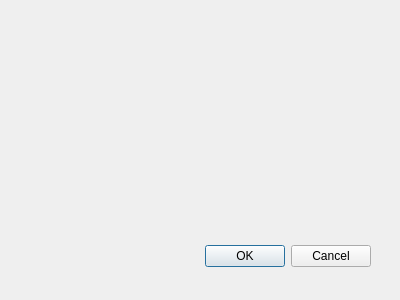
This is species_explorer_dialog_base.ui in kartoza/SpeciesExplorer as Qt 5 draws it before an edit. The edited form follows.
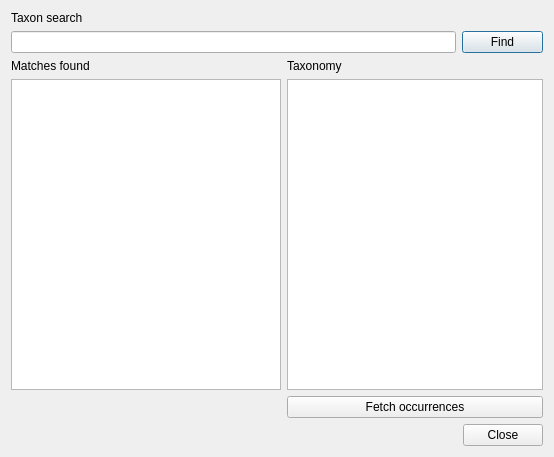
This is the edited form.

The edit to the form file:
```diff
--- a/species_explorer_dialog_base.ui
+++ b/species_explorer_dialog_base.ui
@@ -1,33 +1,86 @@
 <ui version="4.0" >
  <class>SpeciesExplorerDialogBase</class>
- <widget class="QDialog" name="SpeciesExplorerDialogBase" >
-  <property name="geometry" >
+ <widget class="QDialog" name="SpeciesExplorerDialogBase">
+  <property name="geometry">
    <rect>
     <x>0</x>
     <y>0</y>
-    <width>400</width>
-    <height>300</height>
+    <width>554</width>
+    <height>457</height>
    </rect>
   </property>
   <property name="windowTitle" >
    <string>Species Explorer</string>
   </property>
-  <widget class="QDialogButtonBox" name="button_box" >
-   <property name="geometry" >
-    <rect>
-     <x>30</x>
-     <y>240</y>
-     <width>341</width>
-     <height>32</height>
-    </rect>
-   </property>
-   <property name="orientation" >
-    <enum>Qt::Horizontal</enum>
-   </property>
-   <property name="standardButtons" >
-    <set>QDialogButtonBox::Cancel|QDialogButtonBox::Ok</set>
-   </property>
-  </widget>
+  <layout class="QGridLayout" name="gridLayout">
+   <item row="0" column="0">
+    <widget class="QLabel" name="label">
+     <property name="text">
+      <string>Taxon search</string>
+     </property>
+    </widget>
+   </item>
+   <item row="1" column="0" colspan="3">
+    <widget class="QLineEdit" name="search_text"/>
+   </item>
+   <item row="1" column="3">
+    <widget class="QPushButton" name="search_button">
+     <property name="text">
+      <string>Find</string>
+     </property>
+    </widget>
+   </item>
+   <item row="2" column="0">
+    <widget class="QLabel" name="label_2">
+     <property name="text">
+      <string>Matches found</string>
+     </property>
+    </widget>
+   </item>
+   <item row="2" column="1">
+    <widget class="QLabel" name="label_3">
+     <property name="text">
+      <string>Taxonomy</string>
+     </property>
+    </widget>
+   </item>
+   <item row="3" column="0">
+    <widget class="QListWidget" name="results_list"/>
+   </item>
+   <item row="3" column="1" colspan="3">
+    <widget class="QListWidget" name="taxonomy_list"/>
+   </item>
+   <item row="4" column="0">
+    <spacer name="horizontalSpacer">
+     <property name="orientation">
+      <enum>Qt::Horizontal</enum>
+     </property>
+     <property name="sizeHint" stdset="0">
+      <size>
+       <width>257</width>
+       <height>20</height>
+      </size>
+     </property>
+    </spacer>
+   </item>
+   <item row="4" column="1" colspan="3">
+    <widget class="QPushButton" name="fetch_button">
+     <property name="text">
+      <string>Fetch occurrences</string>
+     </property>
+    </widget>
+   </item>
+   <item row="5" column="2" colspan="2">
+    <widget class="QDialogButtonBox" name="button_box">
+     <property name="orientation">
+      <enum>Qt::Horizontal</enum>
+     </property>
+     <property name="standardButtons">
+      <set>QDialogButtonBox::Close</set>
+     </property>
+    </widget>
+   </item>
+  </layout>
  </widget>
  <resources/>
  <connections>
```
Left out of the diff: 29 changed lines with no effect on the pictures.
